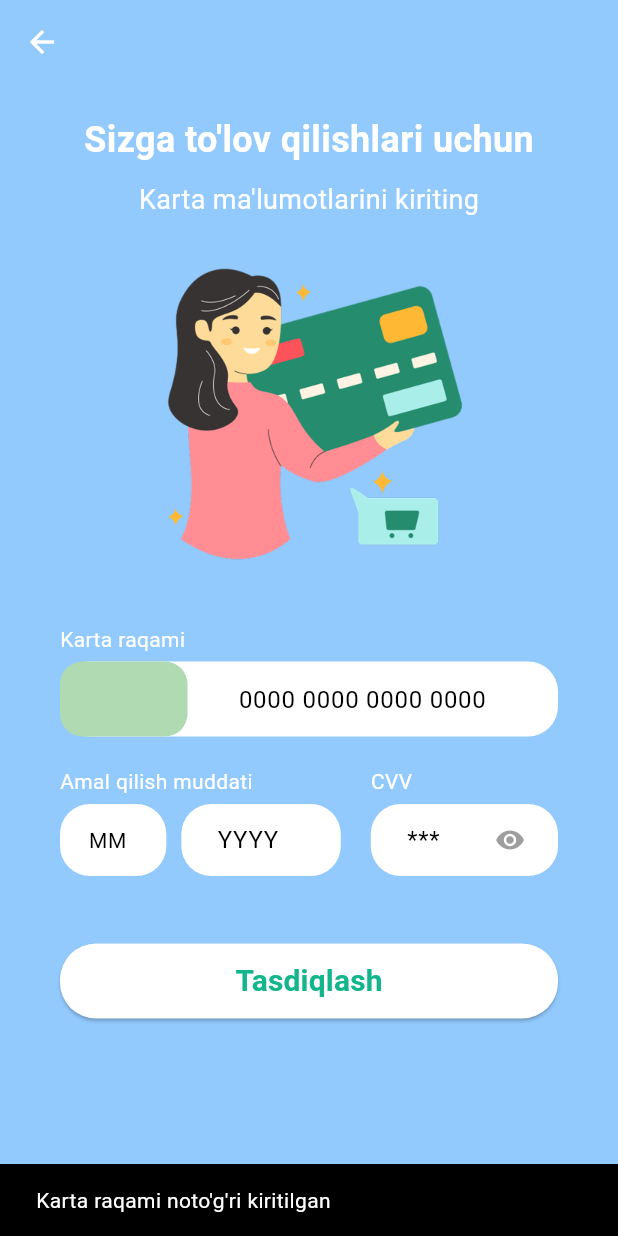
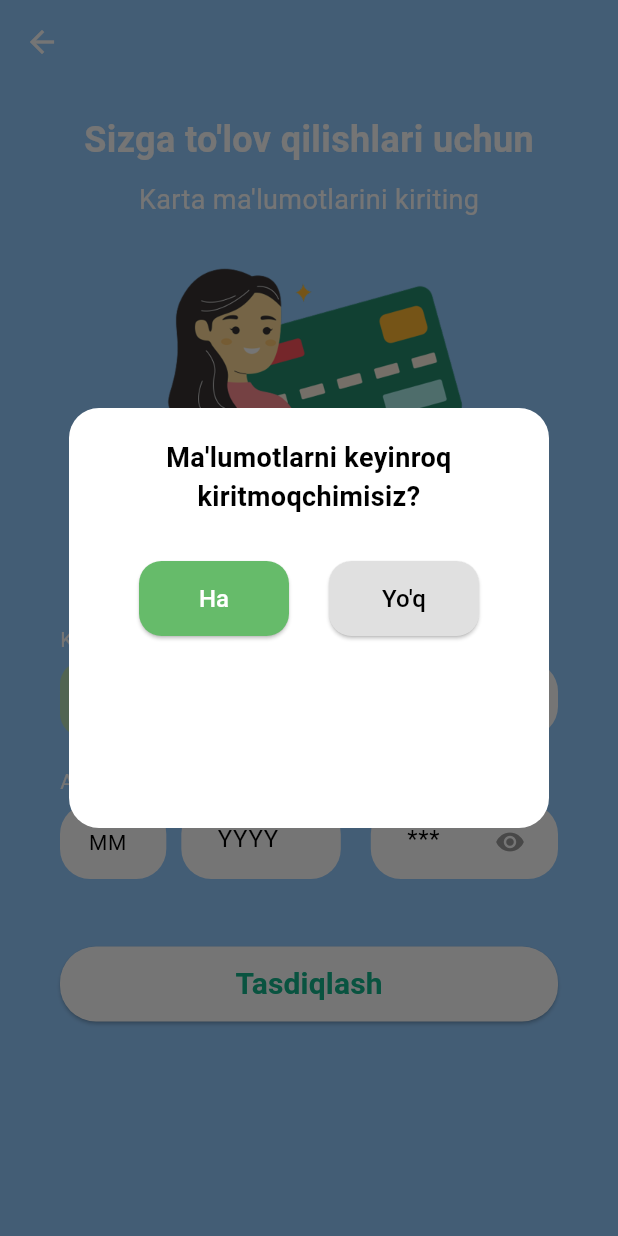
Before and after one commit to Ravshanbek568/M_Taxi, a Flutter app: the PaymentCardRegistrationScreen screen opened by its route, after a tap on "Tasdiqlash", on a phone screen of 412 x 824 dp. Run offline on Flutter 3.47's test engine with Material 3 defaults, Android fonts, the phone set to English and light mode, and no system bars; our stand-ins replace image_picker.

Commit message:
Update payment_card_registration_screen.dart

```diff
--- a/M_taxi/lib/views/auth/entrepreneur/payment_card_registration_screen.dart
+++ b/M_taxi/lib/views/auth/entrepreneur/payment_card_registration_screen.dart
@@ -1,7 +1,6 @@
 import 'package:flutter/material.dart';
 import 'package:m_taksi/core/theme/colors.dart';
 
-// To'lov kartasini ro'yxatdan o'tkazish ekrani
 class PaymentCardRegistrationScreen extends StatefulWidget {
   const PaymentCardRegistrationScreen({super.key});
 
@@ -10,36 +9,32 @@ class PaymentCardRegistrationScreen extends StatefulWidget {
 }
 
 class _PaymentCardRegistrationScreenState extends State<PaymentCardRegistrationScreen> {
-  // TextField controllerlari
-  final TextEditingController _cardNumberController = TextEditingController(); // Karta raqami uchun controller
-  final TextEditingController _expiryMonthController = TextEditingController(); // Oy uchun controller (MM formatda)
-  final TextEditingController _expiryYearController = TextEditingController(); // Yil uchun controller (YYYY formatda)
-  final TextEditingController _cvvController = TextEditingController(); // CVV kodi uchun controller
+  final TextEditingController _cardNumberController = TextEditingController();
+  final TextEditingController _expiryMonthController = TextEditingController();
+  final TextEditingController _expiryYearController = TextEditingController();
+  final TextEditingController _cvvController = TextEditingController();
 
-  // UI holatlari
-  String _selectedCardType = ''; // Tanlangan karta turi (humo, uzcard, visa, mastercard)
-  bool _isCvvVisible = false; // CVV kodini ko'rsatish/yashirish holati
-  bool _isExpiryValid = true; // Karta amal qilish muddati yaroqli/yaroqsizligi
+  String _selectedCardType = '';
+  bool _isCvvVisible = false;
+  bool _isExpiryValid = true;
+  // _showEmptyFieldsDialog o'zgaruvchisini olib tashladik
 
   @override
   void initState() {
     super.initState();
-    // Controllerlarga listenerlar qo'shamiz
-    _cardNumberController.addListener(_formatCardNumber); // Karta raqamini formatlash uchun listener
-    _expiryMonthController.addListener(_checkExpiry); // Amal qilish muddatini tekshirish uchun listener
-    _expiryYearController.addListener(_checkExpiry); // Amal qilish muddatini tekshirish uchun listener
-    _cvvController.addListener(_handleCvvVisibility); // CVV ko'rinishini boshqarish uchun listener
+    _cardNumberController.addListener(_formatCardNumber);
+    _expiryMonthController.addListener(_checkExpiry);
+    _expiryYearController.addListener(_checkExpiry);
+    _cvvController.addListener(_handleCvvVisibility);
   }
 
   @override
   void dispose() {
-    // Listenerlarni olib tashlash
     _cardNumberController.removeListener(_formatCardNumber);
     _expiryMonthController.removeListener(_checkExpiry);
     _expiryYearController.removeListener(_checkExpiry);
     _cvvController.removeListener(_handleCvvVisibility);
 
-    // Controllerlarni tozalash
     _cardNumberController.dispose();
     _expiryMonthController.dispose();
     _expiryYearController.dispose();
@@ -47,19 +42,15 @@ class _PaymentCardRegistrationScreenState extends State<PaymentCardRegistrationS
     super.dispose();
   }
 
-  // Karta raqamini 4-4-4-4 formatiga keltiradi
   void _formatCardNumber() {
-    // Faqat raqamlarni qoldiradi (boshqa belgilarni olib tashlaydi)
     final text = _cardNumberController.text.replaceAll(RegExp(r'[^0-9]'), '');
     final newText = StringBuffer();
 
-    // Har 4 ta raqamdan keyin probel qo'yamiz
     for (int i = 0; i < text.length; i++) {
       if (i > 0 && i % 4 == 0) newText.write(' ');
       newText.write(text[i]);
     }
 
-    // Agar o'zgarish bo'lsa, yangi qiymatni o'rnatamiz
     if (_cardNumberController.text != newText.toString()) {
       _cardNumberController.value = TextEditingValue(
         text: newText.toString(),
@@ -67,10 +58,9 @@ class _PaymentCardRegistrationScreenState extends State<PaymentCardRegistrationS
       );
     }
 
-    _determineCardType(text); // Karta turini aniqlash funksiyasini chaqiramiz
+    _determineCardType(text);
   }
 
-  // Karta raqamiga qarab turini aniqlaymiz
   void _determineCardType(String cardNumber) {
     if (cardNumber.startsWith('9860')) {
       setState(() => _selectedCardType = 'humo');
@@ -85,51 +75,130 @@ class _PaymentCardRegistrationScreenState extends State<PaymentCardRegistrationS
     }
   }
 
-  // Karta muddatini tekshiramiz
   void _checkExpiry() {
     if (_expiryMonthController.text.length == 2 && _expiryYearController.text.length == 4) {
-      final now = DateTime.now(); // Joriy sana
-      final month = int.tryParse(_expiryMonthController.text) ?? 0; // Oy raqami
-      final year = int.tryParse(_expiryYearController.text) ?? 0; // Yil raqami
+      final now = DateTime.now();
+      final month = int.tryParse(_expiryMonthController.text) ?? 0;
+      final year = int.tryParse(_expiryYearController.text) ?? 0;
 
-      // Muddat o'tganligini tekshiramiz
       final isExpired = year < now.year || (year == now.year && month < now.month);
-
-      setState(() => _isExpiryValid = !isExpired); // Holatni yangilaymiz
+      setState(() => _isExpiryValid = !isExpired);
     }
   }
 
-  // CVV kodini 1 soniyagina ko'rsatamiz
   void _handleCvvVisibility() {
     if (_cvvController.text.isNotEmpty) {
-      setState(() => _isCvvVisible = true); // Ko'rsatamiz
+      setState(() => _isCvvVisible = true);
       Future.delayed(const Duration(seconds: 1), () {
         if (mounted) {
-          setState(() => _isCvvVisible = false); // Yashiramiz
+          setState(() => _isCvvVisible = false);
         }
       });
     }
   }
 
-  // Tasdiqlash tugmasi bosilganda
+  // Funksiyani qayta nomladik va faqat bir marta e'lon qildik
+  void _showEmptyFieldsDialogFunction() {
+    showDialog(
+      context: context,
+      builder: (BuildContext context) {
+        return AlertDialog(
+          shape: RoundedRectangleBorder(
+            borderRadius: BorderRadius.circular(20),
+          ),
+          contentPadding: const EdgeInsets.all(20),
+          content: SizedBox(
+            width: 280,
+            height: 240,
+            child: Column(
+              mainAxisSize: MainAxisSize.min,
+              children: [
+                const Text(
+                  "Ma'lumotlarni keyinroq kiritmoqchimisiz?",
+                  style: TextStyle(
+                    fontSize: 18,
+                    fontWeight: FontWeight.bold,
+                  ),
+                  textAlign: TextAlign.center,
+                ),
+                const SizedBox(height: 30),
+                Row(
+                  mainAxisAlignment: MainAxisAlignment.spaceEvenly,
+                  children: [
+                    ElevatedButton(
+                      style: ElevatedButton.styleFrom(
+                        backgroundColor: AppColors.secondaryColor,
+                        minimumSize: const Size(100, 50),
+                        shape: RoundedRectangleBorder(
+                          borderRadius: BorderRadius.circular(15),
+                        ),
+                      ),
+                      onPressed: () {
+                        Navigator.pop(context);
+                        Navigator.pushNamed(context, '/app_terms');
+                      },
+                      child: const Text(
+                        "Ha",
+                        style: TextStyle(
+                          color: Colors.white,
+                          fontSize: 16,
+                        ),
+                      ),
+                    ),
+                    ElevatedButton(
+                      style: ElevatedButton.styleFrom(
+                        backgroundColor: Colors.grey[300],
+                        minimumSize: const Size(100, 50),
+                        shape: RoundedRectangleBorder(
+                          borderRadius: BorderRadius.circular(15),
+                        ),
+                      ),
+                      onPressed: () {
+                        Navigator.pop(context);
+                      },
+                      child: const Text(
+                        "Yo'q",
+                        style: TextStyle(
+                          color: Colors.black,
+                          fontSize: 16,
+                        ),
+                      ),
+                    ),
+                  ],
+                ),
+              ],
+            ),
+          ),
+        );
+      },
+    );
+  }
+
   void _onConfirmPressed() {
-    // Karta raqami validatsiyasi (16 ta raqam bo'lishi kerak)
-    if (_cardNumberController.text.replaceAll(' ', '').length != 16) {
+    if (_cardNumberController.text.isEmpty &&
+        _expiryMonthController.text.isEmpty &&
+        _expiryYearController.text.isEmpty &&
+        _cvvController.text.isEmpty) {
+      _showEmptyFieldsDialogFunction(); // Yangi nom bilan chaqiramiz
+      return;
+    }
+
+    if (_cardNumberController.text.isNotEmpty &&
+        _cardNumberController.text.replaceAll(' ', '').length != 16) {
       ScaffoldMessenger.of(context).showSnackBar(
         const SnackBar(content: Text('Karta raqami noto\'g\'ri kiritilgan')),
       );
       return;
     }
 
-    // Muddat kiritilganligini tekshiramiz
-    if (_expiryMonthController.text.isEmpty || _expiryYearController.text.isEmpty) {
+    if ((_expiryMonthController.text.isNotEmpty || _expiryYearController.text.isNotEmpty) &&
+        (_expiryMonthController.text.isEmpty || _expiryYearController.text.isEmpty)) {
       ScaffoldMessenger.of(context).showSnackBar(
         const SnackBar(content: Text('Karta amal qilish muddati kiritilmagan')),
       );
       return;
     }
 
-    // Muddat amal qilishini tekshiramiz
     if (!_isExpiryValid) {
       ScaffoldMessenger.of(context).showSnackBar(
         const SnackBar(content: Text('Karta muddati o\'tib ketgan')),
@@ -137,34 +206,37 @@ class _PaymentCardRegistrationScreenState extends State<PaymentCardRegistrationS
       return;
     }
 
-    // CVV kodini tekshiramiz (3 ta raqam bo'lishi kerak)
-    if (_cvvController.text.length != 3) {
+    if (_cvvController.text.isNotEmpty && _cvvController.text.length != 3) {
       ScaffoldMessenger.of(context).showSnackBar(
         const SnackBar(content: Text('CVV kodi noto\'g\'ri kiritilgan')),
       );
       return;
     }
 
-    Navigator.pop(context); // Sahifani yopamiz
+    if (_cardNumberController.text.isNotEmpty &&
+        _expiryMonthController.text.isNotEmpty &&
+        _expiryYearController.text.isNotEmpty &&
+        _cvvController.text.isNotEmpty) {
+      Navigator.pushNamed(context, '/app_terms');
+    }
   }
 
   @override
   Widget build(BuildContext context) {
     return Scaffold(
-      backgroundColor: const Color(0xFF92CAFE), // Asosiy fon rangi (moviy)
+      backgroundColor: const Color(0xFF92CAFE),
       appBar: AppBar(
-        backgroundColor: Colors.transparent, // Shaffof appbar
-        elevation: 0, // Soyasiz
+        backgroundColor: Colors.transparent,
+        elevation: 0,
         leading: IconButton(
-          icon: const Icon(Icons.arrow_back, color: Colors.white), // Orqaga tugmasi
-          onPressed: () => Navigator.pop(context), // Orqaga qaytish funktsiyasi
+          icon: const Icon(Icons.arrow_back, color: Colors.white),
+          onPressed: () => Navigator.pop(context),
         ),
       ),
       body: SingleChildScrollView(
-        padding: const EdgeInsets.only(top: 20), // Yuqori padding
+        padding: const EdgeInsets.only(top: 20),
         child: Column(
           children: [
-            // Sarlavha matni
             const Text(
               'Sizga to\'lov qilishlari uchun',
               style: TextStyle(
@@ -174,8 +246,6 @@ class _PaymentCardRegistrationScreenState extends State<PaymentCardRegistrationS
               ),
             ),
             const SizedBox(height: 10),
-
-            // Qo'shimcha yo'riqnoma matni
             const Text(
               'Karta ma\'lumotlarini kiriting',
               style: TextStyle(
@@ -184,8 +254,6 @@ class _PaymentCardRegistrationScreenState extends State<PaymentCardRegistrationS
               ),
             ),
             const SizedBox(height: 20),
-
-            // Karta rasmi
             Image.asset(
               'assets/images/rasm6.png',
               width: 220,
@@ -193,12 +261,10 @@ class _PaymentCardRegistrationScreenState extends State<PaymentCardRegistrationS
               fit: BoxFit.contain,
             ),
             const SizedBox(height: 30),
-
-            // Karta raqami maydoni
             Padding(
-              padding: const EdgeInsets.symmetric(horizontal: 40), // Yon tomonlardan joy
+              padding: const EdgeInsets.symmetric(horizontal: 40),
               child: Column(
-                crossAxisAlignment: CrossAxisAlignment.start, // Chapga tekislash
+                crossAxisAlignment: CrossAxisAlignment.start,
                 children: [
                   const Text(
                     'Karta raqami',
@@ -210,35 +276,32 @@ class _PaymentCardRegistrationScreenState extends State<PaymentCardRegistrationS
                   const SizedBox(height: 5),
                   SizedBox(
                     height: 50,
-                    child: Stack( // Stack widgeti - elementlarni ustma-ust joylash uchun
+                    child: Stack(
                       children: [
-                        // Karta raqami input maydoni
                         Container(
                           decoration: BoxDecoration(
-                            color: Colors.white, // Oq fon
-                            borderRadius: BorderRadius.circular(20), // Yumaloq burchaklar
+                            color: Colors.white,
+                            borderRadius: BorderRadius.circular(20),
                           ),
                           child: TextField(
                             controller: _cardNumberController,
-                            keyboardType: TextInputType.number, // Raqamli klaviatura
-                            maxLength: 19, // 16 raqam + 3 probel
+                            keyboardType: TextInputType.number,
+                            maxLength: 19,
                             decoration: InputDecoration(
                               filled: true,
-                              fillColor: Colors.transparent, // Shaffof fon
-                              border: InputBorder.none, // Chegara yo'q
-                              hintText: '0000 0000 0000 0000', // Namuna matn
+                              fillColor: Colors.transparent,
+                              border: InputBorder.none,
+                              hintText: '0000 0000 0000 0000',
                               contentPadding: const EdgeInsets.only(
-                                left: 115, // Karta logosi uchun joy
+                                left: 115,
                                 right: 15,
                                 top: 15,
                                 bottom: 12,
                               ),
-                              counterText: '', // Hisoblagichni olib tashlash
+                              counterText: '',
                             ),
                           ),
                         ),
-
-                        // Karta logosi uchun fon
                         Positioned(
                           left: 0,
                           top: 0,
@@ -246,13 +309,11 @@ class _PaymentCardRegistrationScreenState extends State<PaymentCardRegistrationS
                           child: Container(
                             width: 85,
                             decoration: BoxDecoration(
-                              color: const Color.fromARGB(255, 176, 218, 178), // Karta logosi uchun fon rangi
-                              borderRadius: BorderRadius.circular(15), // Yumaloq burchaklar
+                              color: const Color.fromARGB(255, 176, 218, 178),
+                              borderRadius: BorderRadius.circular(15),
                             ),
                           ),
                         ),
-
-                        // Karta logosi (agar tanlangan bo'lsa)
                         if (_selectedCardType.isNotEmpty)
                           Positioned(
                             left: 12,
@@ -270,17 +331,15 @@ class _PaymentCardRegistrationScreenState extends State<PaymentCardRegistrationS
               ),
             ),
             const SizedBox(height: 20),
-
-            // Muddat va CVV maydonlari
             Padding(
               padding: const EdgeInsets.symmetric(horizontal: 40),
               child: Column(
                 children: [
                   Row(
+                    crossAxisAlignment: CrossAxisAlignment.start,
                     children: [
-                      // Amal qilish muddati maydoni
                       Expanded(
-                        flex: 3, // Kenglikni oshirish uchun flex qiymatini oshirdik
+                        flex: 3,
                         child: Column(
                           crossAxisAlignment: CrossAxisAlignment.start,
                           children: [
@@ -294,57 +353,39 @@ class _PaymentCardRegistrationScreenState extends State<PaymentCardRegistrationS
                             const SizedBox(height: 5),
                             Row(
                               children: [
-                                // Oy maydoni (MM)
                                 Expanded(
-                                  flex: 2, // Oy maydoni uchun kengroq joy
+                                  flex: 2,
                                   child: SizedBox(
-                                    // height: 40, // Balandlikni kamaytirish
+                                    height: 50,
                                     child: TextField(
                                       controller: _expiryMonthController,
                                       keyboardType: TextInputType.number,
-                                      maxLength: 2, // 2 ta belgi
-                                      decoration: _buildExpiryDecoration('MM', isMonth: true), // Hint
+                                      maxLength: 2,
+                                      decoration: _buildExpiryDecoration('MM', isMonth: true),
                                     ),
                                   ),
                                 ),
                                 const SizedBox(width: 10),
-
-                                // Yil maydoni (YYYY)
                                 Expanded(
-                                  flex: 3, // Yil maydoni uchun kengroq joy
+                                  flex: 3,
                                   child: SizedBox(
-                                    // height: 40, // Balandlikni kamaytirish
+                                    height: 50,
                                     child: TextField(
                                       controller: _expiryYearController,
                                       keyboardType: TextInputType.number,
-                                      maxLength: 4, // 4 ta belgi
-                                      decoration: _buildExpiryDecoration('YYYY'), // Hint
+                                      maxLength: 4,
+                                      decoration: _buildExpiryDecoration('YYYY'),
                                     ),
                                   ),
                                 ),
                               ],
                             ),
-                            // Xabar (agar muddat o'tib ketgan bo'lsa)
-                            if (!_isExpiryValid)
-                              const Padding(
-                                padding: EdgeInsets.only(top: 4),
-                                child: Text(
-                                  'Muddati o\'tib ketgan',
-                                  style: TextStyle(
-                                    color: Colors.red,
-                                    fontSize: 12,
-                                  ),
-                                ),
-                              ),
                           ],
                         ),
                       ),
-
                       const SizedBox(width: 20),
-
-                      // CVV maydoni (kichikroq qilish uchun)
                       Expanded(
-                        flex: 2, // Kenglikni kamaytirish
+                        flex: 2,
                         child: Column(
                           crossAxisAlignment: CrossAxisAlignment.start,
                           children: [
@@ -357,24 +398,22 @@ class _PaymentCardRegistrationScreenState extends State<PaymentCardRegistrationS
                             ),
                             const SizedBox(height: 5),
                             SizedBox(
-                              // height: 40, // Balandlikni kamaytirish
+                              height: 50,
                               child: Stack(
                                 alignment: Alignment.centerRight,
                                 children: [
-                                  // CVV input maydoni
                                   TextField(
                                     controller: _cvvController,
                                     keyboardType: TextInputType.number,
-                                    maxLength: 3, // 3 ta belgi
-                                    obscureText: !_isCvvVisible, // Yashirish holati
-                                    decoration: _buildExpiryDecoration('***'), // Hint
+                                    maxLength: 3,
+                                    obscureText: !_isCvvVisible,
+                                    decoration: _buildExpiryDecoration('***'),
                                   ),
-                                  // Ko'z tugmasi
                                   Padding(
                                     padding: const EdgeInsets.only(right: 8.0),
                                     child: IconButton(
-                                      padding: EdgeInsets.zero, // Paddingni olib tashlash
-                                      iconSize: 20, // Icon o'lchamini kichiklashtirish
+                                      padding: EdgeInsets.zero,
+                                      iconSize: 20,
                                       icon: Icon(
                                         _isCvvVisible
                                           ? Icons.visibility_off
@@ -394,22 +433,31 @@ class _PaymentCardRegistrationScreenState extends State<PaymentCardRegistrationS
                       ),
                     ],
                   ),
+                  if (!_isExpiryValid)
+                    const Padding(
+                      padding: EdgeInsets.only(top: 4),
+                      child: Text(
+                        'Muddati o\'tib ketgan',
+                        style: TextStyle(
+                          color: Colors.red,
+                          fontSize: 12,
+                        ),
+                      ),
+                    ),
                 ],
               ),
             ),
             const SizedBox(height: 45),
-
-            // Tasdiqlash tugmasi
             Padding(
               padding: const EdgeInsets.symmetric(horizontal: 40),
               child: ElevatedButton(
-                onPressed: _onConfirmPressed, // Bosilganda funktsiya
+                onPressed: _onConfirmPressed,
                 style: ElevatedButton.styleFrom(
-                  backgroundColor: Colors.white, // Oq rang
-                  foregroundColor: AppColors.txtColor, // Matn rangi
-                  minimumSize: const Size(double.infinity, 50), // Kenglik
+                  backgroundColor: Colors.white,
+                  foregroundColor: AppColors.txtColor,
+                  minimumSize: const Size(double.infinity, 50),
                   shape: RoundedRectangleBorder(
-                    borderRadius: BorderRadius.circular(24), // Yumaloq burchaklar
+                    borderRadius: BorderRadius.circular(24),
                   ),
                 ),
                 child: const Text(
@@ -427,22 +475,21 @@ class _PaymentCardRegistrationScreenState extends State<PaymentCardRegistrationS
     );
   }
 
-  // Input maydonlari uchun umumiy bezak
   InputDecoration _buildExpiryDecoration(String hint, {bool isMonth = false}) {
     return InputDecoration(
       filled: true,
-      fillColor: Colors.white, // Oq fon
+      fillColor: Colors.white,
       border: OutlineInputBorder(
-        borderRadius: BorderRadius.circular(20), // Yumaloq burchaklar
-        borderSide: BorderSide.none, // Chegara yo'q
+        borderRadius: BorderRadius.circular(20),
+        borderSide: BorderSide.none,
       ),
-      hintText: hint, // Ko'rsatkich matni
+      hintText: hint,
       contentPadding: isMonth
-          ? const EdgeInsets.symmetric(horizontal: 15, vertical: 10) // Oy maydoni uchun kengroq padding
-          : const EdgeInsets.symmetric(horizontal: 20, vertical: 10), // Vertikal paddingni kamaytirish
-      counterText: '', // Hisoblagichni olib tashlash
+          ? const EdgeInsets.symmetric(horizontal: 15, vertical: 16)
+          : const EdgeInsets.symmetric(horizontal: 20, vertical: 16),
+      counterText: '',
       hintStyle: TextStyle(
-        fontSize: isMonth ? 14 : null, // Oy maydoni uchun kattaroq shrift
+        fontSize: isMonth ? 14 : null,
       ),
     );
   }
```
